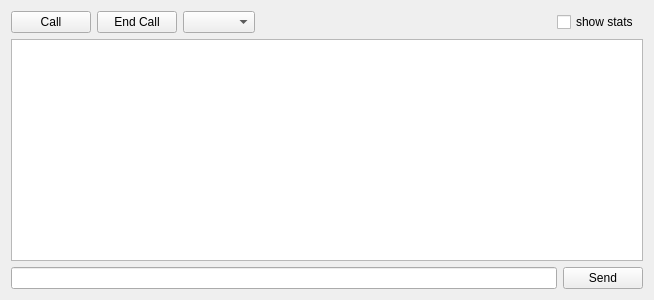
Before: the Qt Designer form ui/chattab.ui in tobiasschulz/call-qt, drawn with Qt 5.
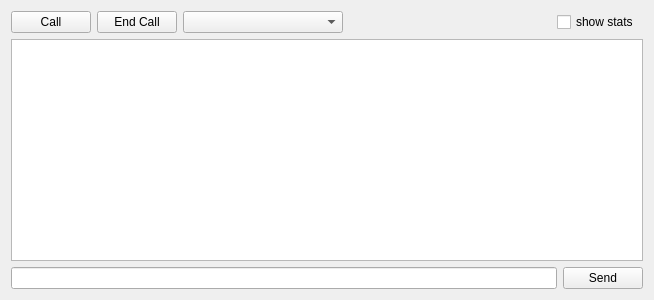
After: the same form once the commit is applied.

Diff of the .ui file:
```diff
--- a/ui/chattab.ui
+++ b/ui/chattab.ui
@@ -42,6 +42,18 @@
    </item>
    <item row="0" column="2">
     <widget class="QComboBox" name="contacts">
+     <property name="sizePolicy">
+      <sizepolicy hsizetype="MinimumExpanding" vsizetype="Fixed">
+       <horstretch>0</horstretch>
+       <verstretch>0</verstretch>
+      </sizepolicy>
+     </property>
+     <property name="minimumSize">
+      <size>
+       <width>160</width>
+       <height>0</height>
+      </size>
+     </property>
      <property name="maxVisibleItems">
       <number>20</number>
      </property>
```
Left out of the diff: 2 changed lines with no effect on the pictures.
